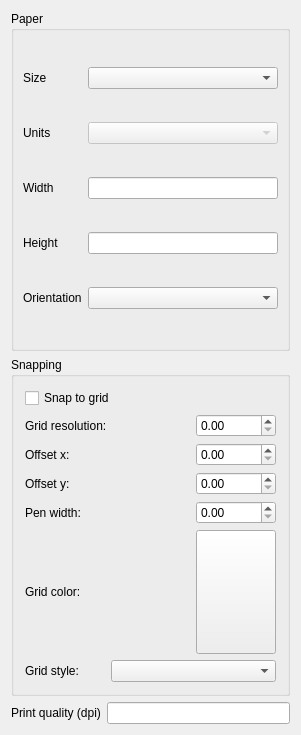
Above: qgis/src/ui/qgscompositionwidgetbase.ui from sourcepole/qgis before the change. Below: the same form after it.
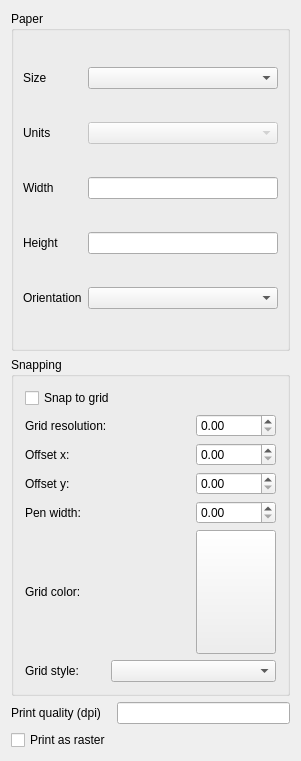
That is the form after the change. Custom widgets are drawn as their Qt base class.

Commit message: Add the option to print maps as rasters

```diff
--- a/qgis/src/ui/qgscompositionwidgetbase.ui
+++ b/qgis/src/ui/qgscompositionwidgetbase.ui
@@ -6,7 +6,7 @@
     <x>0</x>
     <y>0</y>
     <width>301</width>
-    <height>735</height>
+    <height>761</height>
    </rect>
   </property>
   <property name="sizePolicy" >
@@ -276,6 +276,13 @@
    <item row="2" column="1" >
     <widget class="QLineEdit" name="mResolutionLineEdit" />
    </item>
+   <item row="3" column="0" >
+    <widget class="QCheckBox" name="mPrintAsRasterCheckBox" >
+     <property name="text" >
+      <string>Print as raster</string>
+     </property>
+    </widget>
+   </item>
   </layout>
  </widget>
  <layoutdefault spacing="6" margin="11" />
```
The commit also changes 5 other files.
